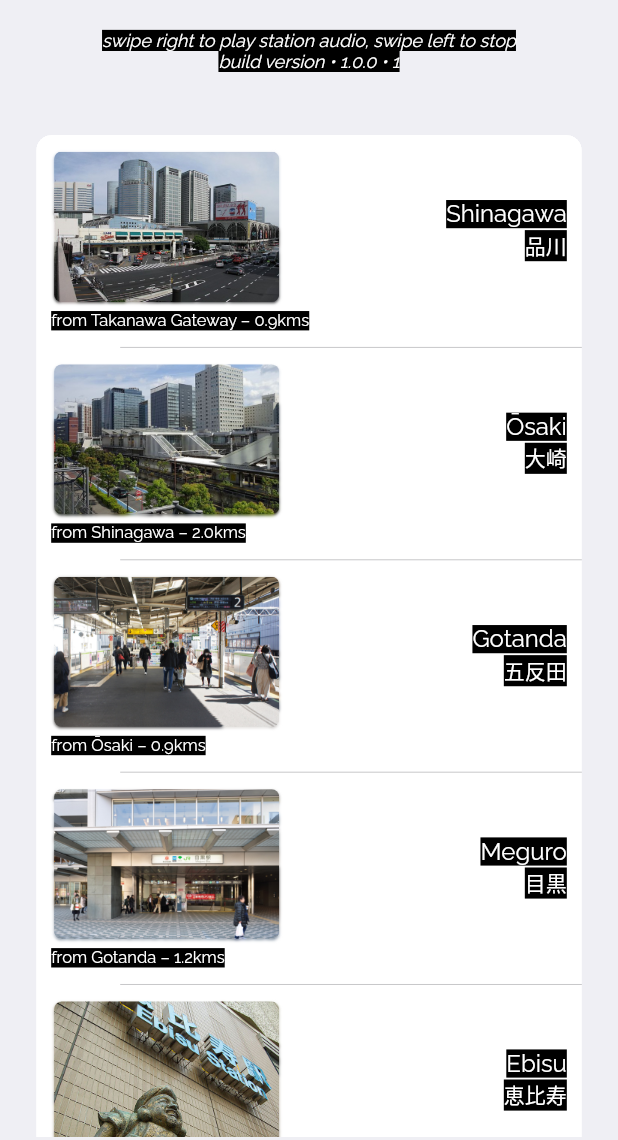
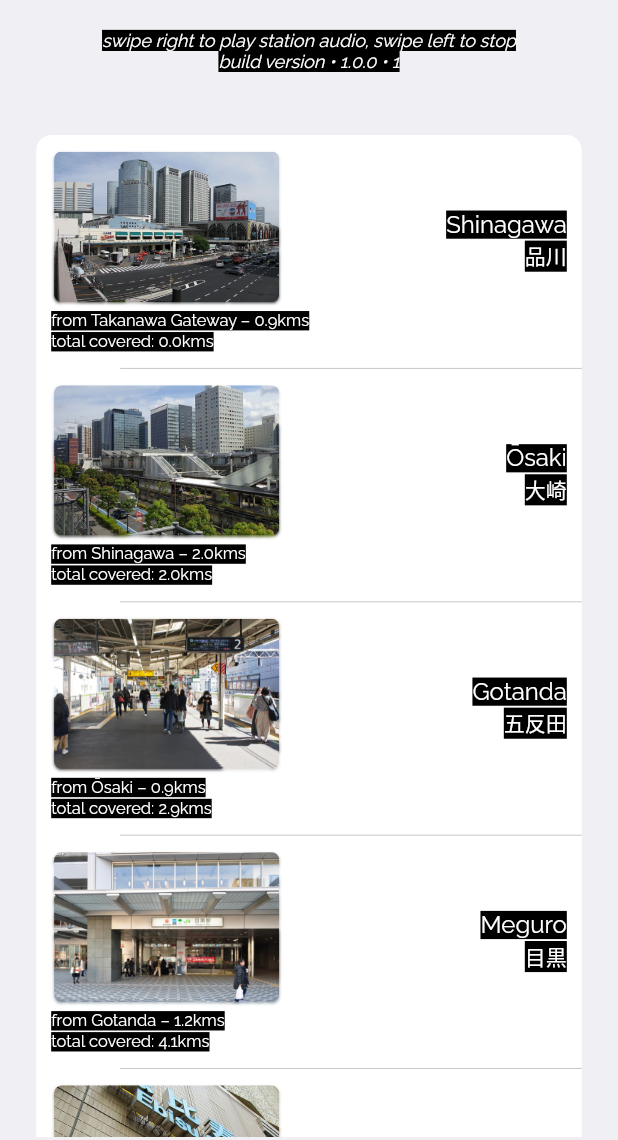
Before and after one commit to tramlinehq/ueno, a Flutter app: the screen it shows after launch, on a phone screen of 412 x 824 dp, the part 96-1236 px from its top. Run offline on Flutter 3.47's test engine with Material 2 defaults, Android fonts, the phone set to English and light mode, and no system bars; drawn by our look-alikes of drop_shadow; our stand-ins replace just_audio, package_info_plus.

Commit message:
Add total distance covered per station

```diff
--- a/lib/main.dart
+++ b/lib/main.dart
@@ -37,38 +37,38 @@ CupertinoDynamicColor textColor() {
 
 const title = "~ ueno (上野) aesthetic ~ ";
 
-// japanese, english, asset-name, distance from prev station
+// japanese, english, asset-name, distance from prev station, total distance
 const stations = [
-  ["品川", "Shinagawa", "shinagawa", "0.9"],
-  ["大崎", "Ōsaki", "osaki", "2.0"],
-  ["五反田", "Gotanda", "gotanda", "0.9"],
-  ["目黒", "Meguro", "meguro", "1.2"],
-  ["恵比寿", "Ebisu", "ebisu", "1.5"],
-  ["渋谷", "Shibuya", "shibuya", "1.6"],
-  ["原宿", "Harajuku", "harajuku", "1.2"],
-  ["代々木", "Yoyogi", "yoyogi", "1.5"],
-  ["新宿", "Shinjuku", "shinjuku", "0.7"],
-  ["新大久保", "Shin-Ōkubo", "shinokubo", "1.3"],
-  ["高田馬場", "Takadanobaba", "takadanobaba", "1.4"],
-  ["目白", "Mejiro", "mejiro", "0.9"],
-  ["池袋", "Ikebukuro", "ikebukuro", "1.2"],
-  ["大塚", "Ōtsuka", "otsuka", "1.8"],
-  ["巣鴨", "Sugamo", "sugamo", "1.1"],
-  ["駒込", "Komagome", "seseragi", "0.7"],
-  ["田端", "Tabata", "tabata", "1.6"],
-  ["西日暮里", "Nishi-Nippori", "nishinippori", "0.8"],
-  ["日暮里", "Nippori", "nippori", "0.5"],
-  ["鶯谷", "Uguisudani", "uguisudani", "1.1"],
-  ["上野", "Ueno", "ueno", "1.1"],
-  ["御徒町", "Okachimachi", "okachimachi", "0.6"],
-  ["秋葉原", "Akihabara", "akihabara", "1.0"],
-  ["神田", "Kanda", "kanda", "0.7"],
-  ["東京", "Tōkyō", "tokyo", "1.3"],
-  ["有楽町", "Yūrakuchō", "yurakucho", "0.8"],
-  ["新橋", "Shimbashi", "shimbashi", "1.1"],
-  ["浜松町", "Hamamatsuchō", "hamamatsucho", "1.2"],
-  ["田町", "Tamachi", "tamachi", "1.5"],
-  ["高輪ゲートウェイ", "Takanawa Gateway", "tokyo", "1.3"],
+  ["品川", "Shinagawa", "shinagawa", "0.9", "0.0"],
+  ["大崎", "Ōsaki", "osaki", "2.0", "2.0"],
+  ["五反田", "Gotanda", "gotanda", "0.9", "2.9"],
+  ["目黒", "Meguro", "meguro", "1.2", "4.1"],
+  ["恵比寿", "Ebisu", "ebisu", "1.5", "5.6"],
+  ["渋谷", "Shibuya", "shibuya", "1.6", "7.2"],
+  ["原宿", "Harajuku", "harajuku", "1.2", "8.4"],
+  ["代々木", "Yoyogi", "yoyogi", "1.5", "9.9"],
+  ["新宿", "Shinjuku", "shinjuku", "0.7", "10.6"],
+  ["新大久保", "Shin-Ōkubo", "shinokubo", "1.3", "11.9"],
+  ["高田馬場", "Takadanobaba", "takadanobaba", "1.4", "13.3"],
+  ["目白", "Mejiro", "mejiro", "0.9", "14.2"],
+  ["池袋", "Ikebukuro", "ikebukuro", "1.2", "15.4"],
+  ["大塚", "Ōtsuka", "otsuka", "1.8", "17.2"],
+  ["巣鴨", "Sugamo", "sugamo", "1.1", "18.3"],
+  ["駒込", "Komagome", "seseragi", "0.7", "19.0"],
+  ["田端", "Tabata", "tabata", "1.6", "20.6"],
+  ["西日暮里", "Nishi-Nippori", "nishinippori", "0.8", "21.4"],
+  ["日暮里", "Nippori", "nippori", "0.5", "21.9"],
+  ["鶯谷", "Uguisudani", "uguisudani", "1.1", "23.0"],
+  ["上野", "Ueno", "ueno", "1.1", "24.1"],
+  ["御徒町", "Okachimachi", "okachimachi", "0.6", "24.7"],
+  ["秋葉原", "Akihabara", "akihabara", "1.0", "25.7"],
+  ["神田", "Kanda", "kanda", "0.7", "26.4"],
+  ["東京", "Tōkyō", "tokyo", "1.3", "27.7"],
+  ["有楽町", "Yūrakuchō", "yurakucho", "0.8", "28.5"],
+  ["新橋", "Shimbashi", "shimbashi", "1.1", "29.6"],
+  ["浜松町", "Hamamatsuchō", "hamamatsucho", "1.2", "30.8"],
+  ["田町", "Tamachi", "tamachi", "1.5", "32.3"],
+  ["高輪ゲートウェイ", "Takanawa Gateway", "tokyo", "1.3", "33.6"],
 ];
 
 class Home extends State {
@@ -216,8 +216,9 @@ class _MyHomePageState extends State<MyHomePage> {
   }
 
   Widget buildCupertinoFormRow(station, index, {bool playing = true}) {
-    var stationNameEn = "${station[1]}";
+    var stationNameEn = station[1];
     var stationNameJp = station[0];
+    var totalDistanceCovered = "total covered: ${station[4]}kms";
     var coverImage = "assets/cover/${station[2]}.jpg";
     var prevStation = [];
 
@@ -237,7 +238,9 @@ class _MyHomePageState extends State<MyHomePage> {
             offset: const Offset(0.0, 1.0),
             child: Image.asset(coverImage, width: 150.0)),
         padding: const EdgeInsets.all(10.0),
-        subtitle: Padding(
+        subtitle:
+            Column(crossAxisAlignment: CrossAxisAlignment.start, children: [
+          Padding(
               padding: const EdgeInsets.only(bottom: 1),
               child: Text(stationDistanceBetween,
                   style: TextStyle(
@@ -245,6 +248,15 @@ class _MyHomePageState extends State<MyHomePage> {
                       fontStyle: FontStyle.normal,
                       backgroundColor: textBgColor(),
                       color: textColor()))),
+          Padding(
+              padding: const EdgeInsets.only(bottom: 1),
+              child: Text(totalDistanceCovered,
+                  style: TextStyle(
+                      fontSize: 11,
+                      fontStyle: FontStyle.normal,
+                      backgroundColor: textBgColor(),
+                      color: textColor())))
+        ]),
         additionalInfo:
             Column(crossAxisAlignment: CrossAxisAlignment.end, children: [
           Padding(
```
Lines whose indentation alone changed are shown as unchanged.
